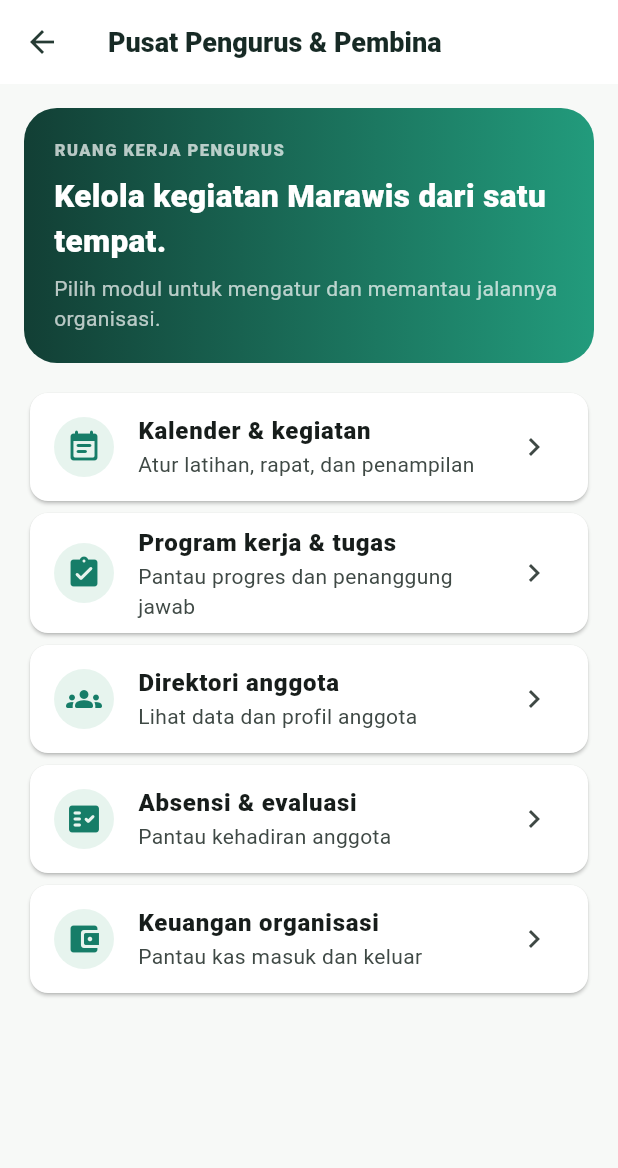
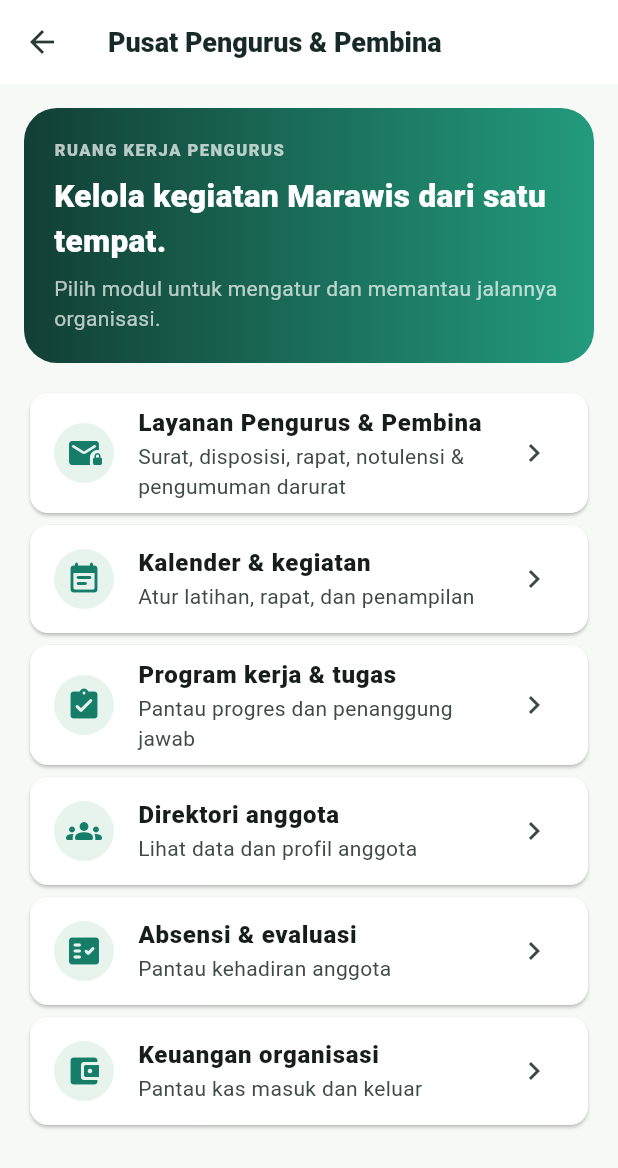
Before and after one commit to marawissmpn99jkt-boop/marawis-smpn99-app., a Flutter app: the ManagementHubScreen screen opened directly with empty values, on a phone screen of 412 x 824 dp. Shown: the top 1168 px of the screen. Run offline on Flutter 3.47's test engine with Material 3 defaults, Android fonts, the phone set to English and light mode, and no system bars; our stand-ins replace csv, file_picker, firebase_core, firebase_messaging, flutter_markdown, image_picker and 4 more; missing offline and left inert: dart:html; accounts and stored records are empty.

Commit message:
Connect leadership workspace to management hub

```diff
--- a/lib/management_hub_screen.dart
+++ b/lib/management_hub_screen.dart
@@ -4,12 +4,14 @@ import 'attendance_screen.dart';
 import 'members_screen.dart';
 import 'work_programs_screen.dart';
 import 'cash_screen.dart';
+import 'leadership_tools_screen.dart';
 
 class ManagementHubScreen extends StatelessWidget {
   const ManagementHubScreen({super.key,required this.role});
   final String role;
   @override Widget build(BuildContext context){
     final items=<({IconData icon,String title,String detail,Widget page})>[
+      (icon:Icons.mail_lock_rounded,title:'Layanan Pengurus & Pembina',detail:'Surat, disposisi, rapat, notulensi & pengumuman darurat',page:LeadershipToolsScreen(role:role)),
       (icon:Icons.event_note_rounded,title:'Kalender & kegiatan',detail:'Atur latihan, rapat, dan penampilan',page:ActivitiesScreen(role:role)),
       (icon:Icons.assignment_turned_in_rounded,title:'Program kerja & tugas',detail:'Pantau progres dan penanggung jawab',page:WorkProgramsScreen(role:role)),
       (icon:Icons.groups_rounded,title:'Direktori anggota',detail:'Lihat data dan profil anggota',page:MembersScreen(role:role)),
@@ -19,7 +21,7 @@ class ManagementHubScreen extends StatelessWidget {
     return Scaffold(appBar:AppBar(title:const Text('Pusat Pengurus & Pembina')),body:ListView(padding:const EdgeInsets.all(16),children:[
       Container(padding:const EdgeInsets.all(20),decoration:BoxDecoration(borderRadius:BorderRadius.circular(22),gradient:const LinearGradient(colors:[Color(0xFF123F35),Color(0xFF229B7C)])),child:const Column(crossAxisAlignment:CrossAxisAlignment.start,children:[Text('RUANG KERJA PENGURUS',style:TextStyle(color:Colors.white70,fontSize:11,fontWeight:FontWeight.w800,letterSpacing:1)),SizedBox(height:8),Text('Kelola kegiatan Marawis dari satu tempat.',style:TextStyle(color:Colors.white,fontSize:21,fontWeight:FontWeight.w900)),SizedBox(height:6),Text('Pilih modul untuk mengatur dan memantau jalannya organisasi.',style:TextStyle(color:Colors.white70))])),
       const SizedBox(height:16),
-      for(final item in items)Card(color:Colors.white,child:ListTile(leading:CircleAvatar(backgroundColor:const Color(0xFFE7F4EE),child:Icon(item.icon,color:const Color(0xFF167D68))),title:Text(item.title,style:const TextStyle(fontWeight:FontWeight.w800)),subtitle:Text(item.detail),trailing:const Icon(Icons.chevron_right),onTap:()=>Navigator.of(context).push(MaterialPageRoute(builder:(_)=>item.page)))),
+      for(final item in items) Card(color:Colors.white,child:ListTile(leading:CircleAvatar(backgroundColor:const Color(0xFFE7F4EE),child:Icon(item.icon,color:const Color(0xFF167D68))),title:Text(item.title,style:const TextStyle(fontWeight:FontWeight.w800)),subtitle:Text(item.detail),trailing:const Icon(Icons.chevron_right),onTap:()=>Navigator.of(context).push(MaterialPageRoute(builder:(_)=>item.page)))),
     ]));
   }
 }
```
